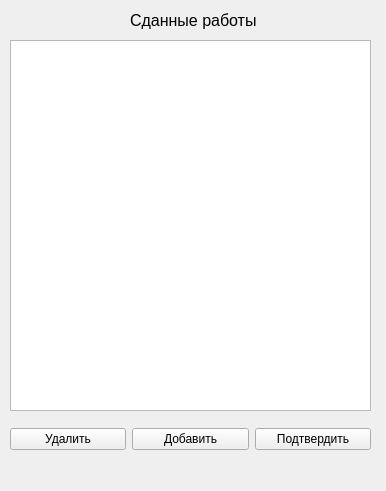
MariyaMari/myJournal, file ElectronicJournal/tablemadeworks.ui: the form before one commit.
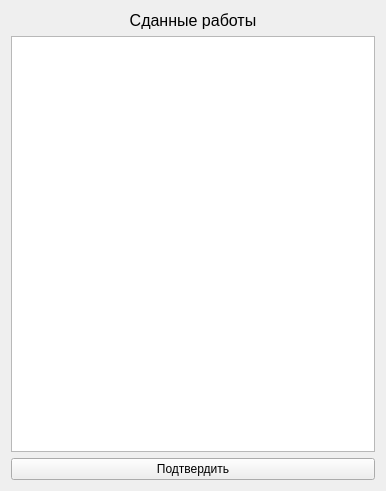
The form after the commit.

Diff of the .ui file:
```diff
--- a/ElectronicJournal/tablemadeworks.ui
+++ b/ElectronicJournal/tablemadeworks.ui
@@ -13,48 +13,9 @@
   <property name="windowTitle">
    <string>Form</string>
   </property>
-  <widget class="QWidget" name="gridLayoutWidget">
-   <property name="geometry">
-    <rect>
-     <x>10</x>
-     <y>419</y>
-     <width>361</width>
-     <height>41</height>
-    </rect>
-   </property>
-   <layout class="QGridLayout" name="gridLayout">
+  <layout class="QGridLayout" name="gridLayout_2">
     <item row="0" column="0">
-     <widget class="QPushButton" name="pushButton">
-      <property name="text">
-       <string>Удалить</string>
-      </property>
-     </widget>
-    </item>
-    <item row="0" column="1">
-     <widget class="QPushButton" name="pushButton_2">
-      <property name="text">
-       <string>Добавить</string>
-      </property>
-     </widget>
-    </item>
-    <item row="0" column="2">
-     <widget class="QPushButton" name="pushButton_3">
-      <property name="text">
-       <string>Подтвердить</string>
-      </property>
-     </widget>
-    </item>
-   </layout>
-  </widget>
   <widget class="QLabel" name="label">
-   <property name="geometry">
-    <rect>
-     <x>130</x>
-     <y>10</y>
-     <width>151</width>
-     <height>21</height>
-    </rect>
-   </property>
    <property name="font">
     <font>
      <pointsize>12</pointsize>
@@ -63,22 +24,30 @@
    <property name="text">
     <string>Сданные работы</string>
    </property>
-  </widget>
-  <widget class="QWidget" name="verticalLayoutWidget">
-   <property name="geometry">
-    <rect>
-     <x>10</x>
-     <y>40</y>
-     <width>361</width>
-     <height>371</height>
-    </rect>
-   </property>
+     <property name="alignment">
+      <set>Qt::AlignCenter</set>
+     </property>
+    </widget>
+   </item>
+   <item row="1" column="0">
    <layout class="QVBoxLayout" name="verticalLayout">
     <item>
      <widget class="QTableView" name="tableView"/>
     </item>
    </layout>
-  </widget>
+   </item>
+   <item row="2" column="0">
+    <layout class="QGridLayout" name="gridLayout">
+     <item row="0" column="0">
+      <widget class="QPushButton" name="pushButton_3">
+       <property name="text">
+        <string>Подтвердить</string>
+       </property>
+      </widget>
+     </item>
+    </layout>
+   </item>
+  </layout>
  </widget>
  <resources/>
  <connections/>
```
Lines whose indentation alone changed are shown as unchanged.
